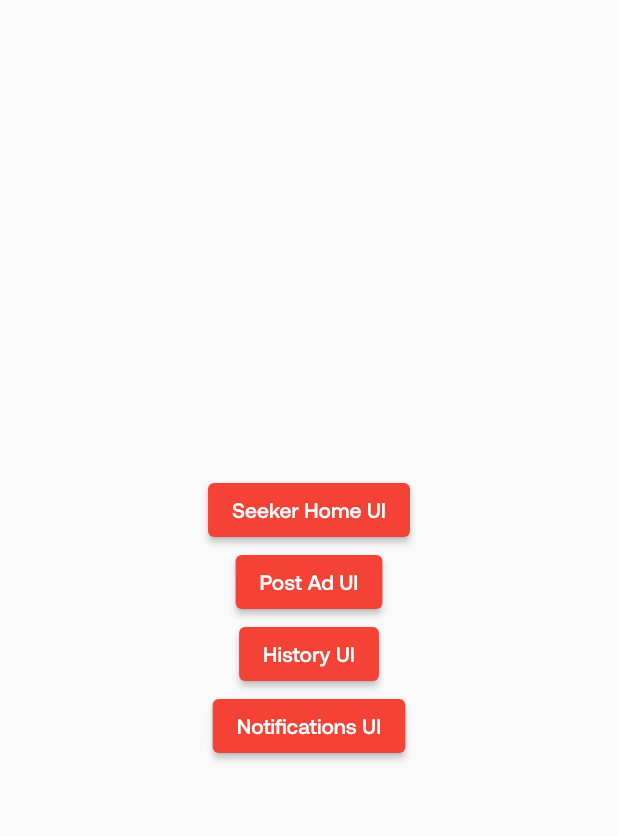
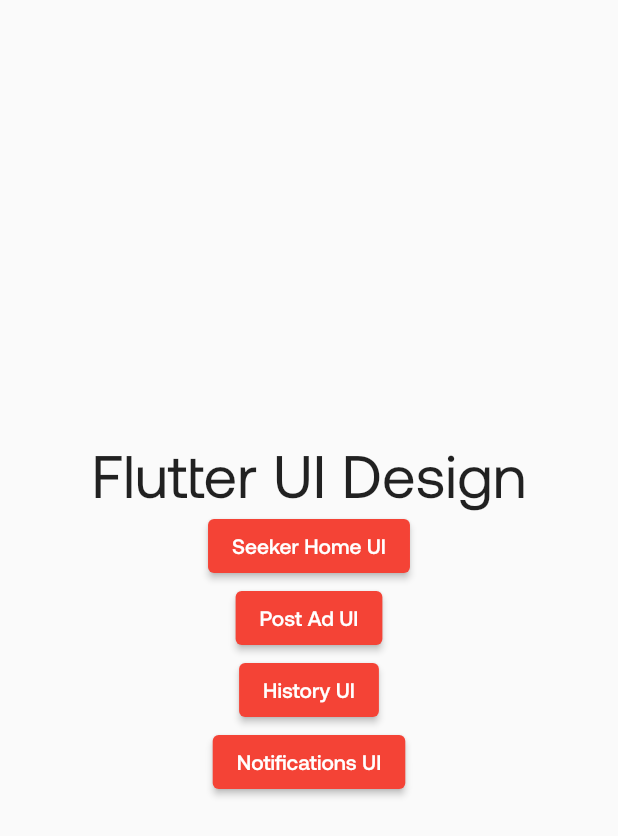
Before and after one commit to kkkkkabir/flutter_assignment, a Flutter app: the screen it shows after launch, on a phone screen of 412 x 824 dp. Shown: the top 836 px of the screen. Run offline on Flutter 3.47's test engine with Material 2 defaults, Android fonts, the phone set to English and light mode, and no system bars; our stand-ins replace flutter_rating_stars, google_fonts.

Commit message:
Home Page edited

```diff
--- a/lib/main.dart
+++ b/lib/main.dart
@@ -45,6 +45,10 @@ class Home extends StatelessWidget {
         child: Column(
           mainAxisAlignment: MainAxisAlignment.center,
           children: [
+            Text(
+              "Flutter UI Design",
+              style: TextStyle(fontSize: 40),
+            ),
             ElevatedButton(
                 onPressed: () {
                   Navigator.push(context,
```
